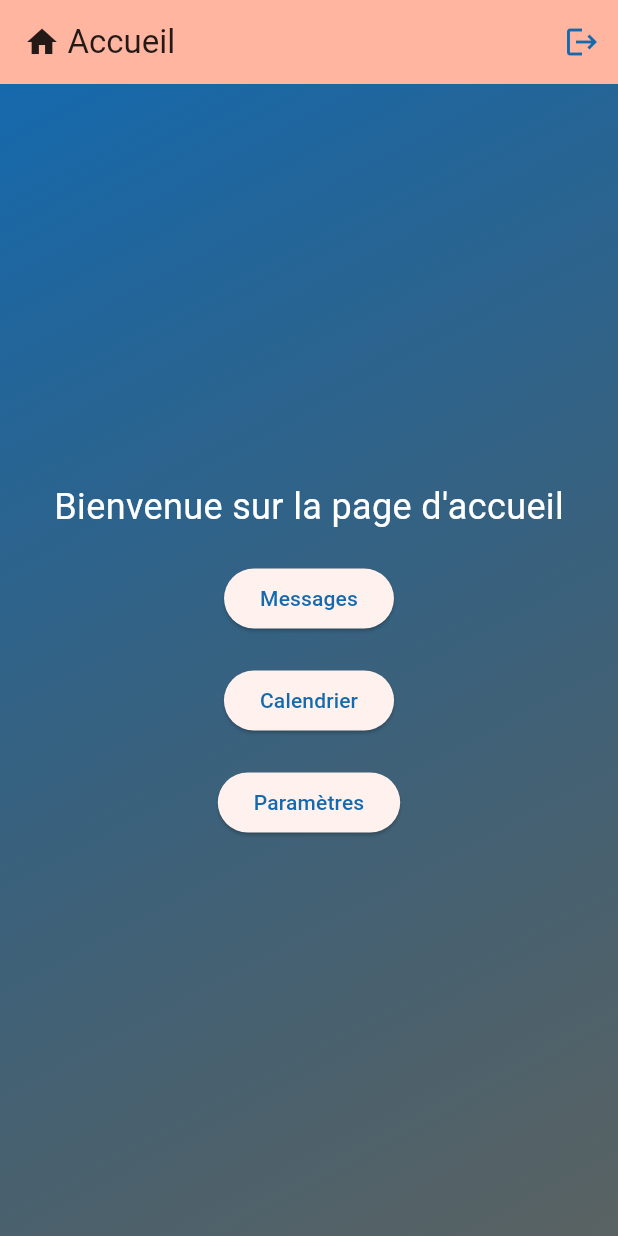
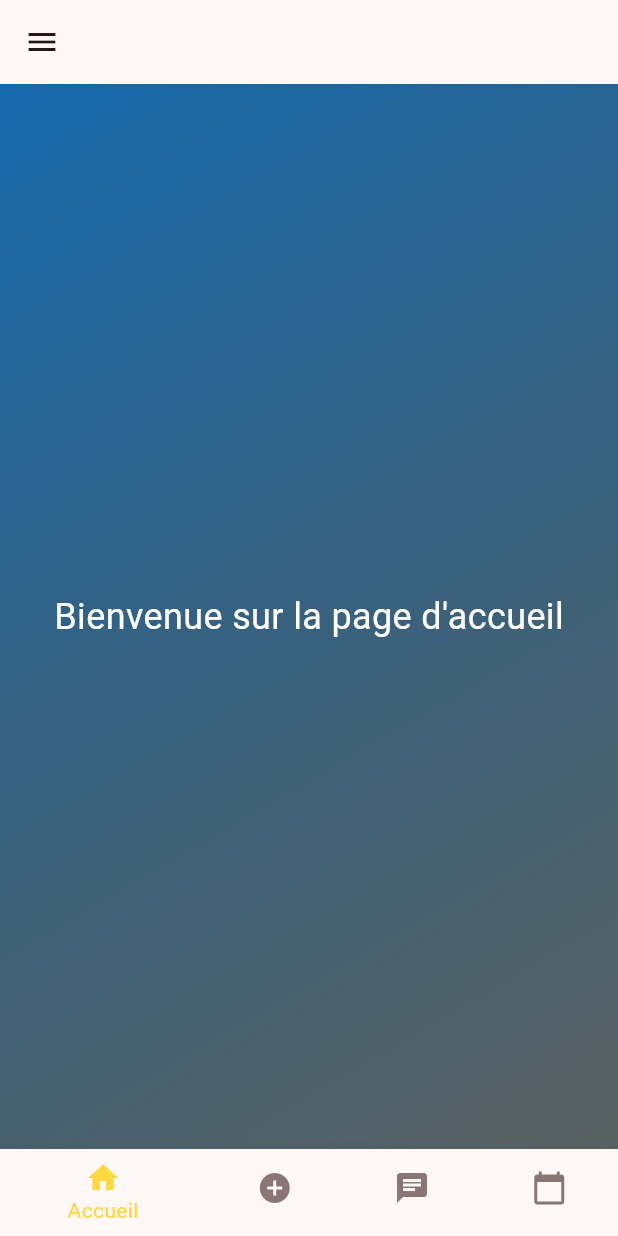
Before and after one commit to Sebastien48/application, a Flutter app: the screen it shows after launch, after a tap on "Connexion", on a phone screen of 412 x 824 dp. Run offline on Flutter 3.47's test engine with Material 3 defaults, Android fonts, the phone set to English and light mode, and no system bars.

Commit message:
j'ai finis les ways hein

```diff
--- a/lib/main.dart
+++ b/lib/main.dart
@@ -1,4 +1,5 @@
 import 'package:flutter/material.dart';
+import 'package:flutter/animation.dart';
 
 void main() {
   runApp(const MyApp());
@@ -42,7 +43,7 @@ class SplashScreen extends StatefulWidget {
   const SplashScreen({super.key});
 
   @override
-  State<SplashScreen> createState() => _SplashScreenState();
+  _SplashScreenState createState() => _SplashScreenState();
 }
 
 class _SplashScreenState extends State<SplashScreen>
@@ -53,19 +54,28 @@ class _SplashScreenState extends State<SplashScreen>
   @override
   void initState() {
     super.initState();
+
+    // Animation de fondu (fade in)
     _controller = AnimationController(
-      duration: const Duration(seconds: 2, milliseconds: 500),
       vsync: this,
+      duration: const Duration(seconds: 2),
     );
-    _fadeAnimation = Tween<double>(begin: 0, end: 1).animate(_controller)
-      ..addListener(() {
-        setState(() {});
-      });
+
+    _fadeAnimation = Tween<double>(begin: 0.0, end: 1.0).animate(
+      CurvedAnimation(parent: _controller, curve: Curves.easeIn),
+    );
+
+    // Démarrer l'animation
     _controller.forward();
 
-    Future.delayed(const Duration(seconds: 2, milliseconds: 500), () {
+    // Naviguer vers "/login" une fois l'animation terminée
+    _controller.addStatusListener((status) {
+      if (status == AnimationStatus.completed) {
+        Future.delayed(const Duration(milliseconds: 500), () {
           if (mounted) {
             Navigator.pushReplacementNamed(context, '/login');
+          }
+        });
       }
     });
   }
@@ -90,15 +100,15 @@ class _SplashScreenState extends State<SplashScreen>
             end: Alignment.bottomRight,
           ),
         ),
+        child: Center(
           child: FadeTransition(
             opacity: _fadeAnimation,
-          child: const Center(
             child: Column(
               mainAxisAlignment: MainAxisAlignment.center,
               children: [
-                FlutterLogo(size: 100),
-                SizedBox(height: 20),
-                Text(
+                Image.asset('assets/images/planevent.png', height: 100),
+                const SizedBox(height: 20),
+                const Text(
                   "Bienvenue dans PlanEvent",
                   style: TextStyle(
                     fontSize: 20,
@@ -402,25 +412,93 @@ class HomePage extends StatelessWidget {
   Widget build(BuildContext context) {
     return Scaffold(
       appBar: AppBar(
-        title: Row(
-          children: [
-            const Icon(Icons.home),
-            const SizedBox(width: 5),
-            const Text('Accueil'),
+        leading: Builder(
+          builder: (context) {
+            return IconButton(
+              icon: const Icon(Icons.menu),
+              onPressed: () {
+                Scaffold.of(context).openDrawer();
+              },
+            );
+          },
+        ),
+      ),
+      drawer: _buildDrawer(context),
+      body: _buildBody(context),
+      bottomNavigationBar: _buildBottomNavigationBar(context),
+    );
+  }
+
+  Widget _buildDrawer(BuildContext context) {
+    return Drawer(
+      child: ListView(
+        padding: EdgeInsets.zero,
+        children: <Widget>[
+          DrawerHeader(
+            decoration: BoxDecoration(
+              gradient: LinearGradient(
+                colors: [
+                  Theme.of(context).colorScheme.primary,
+                  Theme.of(context).colorScheme.secondary,
                 ],
               ),
-        backgroundColor: Theme.of(context).colorScheme.inversePrimary,
-        actions: [
-          IconButton(
-            onPressed: () {
-              Navigator.pushReplacementNamed(context, '/login');
-            },
-            icon: const Icon(Icons.logout),
-            color: Theme.of(context).colorScheme.primary,
+            ),
+            child: Column(
+              children: [
+                const Text(
+                  'PlanEvent',
+                  style: TextStyle(
+                    color: Colors.white,
+                    fontSize: 24,
+                  ),
+                ),
+                const SizedBox(height: 20),
+                const CircleAvatar(
+                  radius: 40,
+                  backgroundImage: AssetImage('assets/images/avatar.png'),
                 ),
               ],
             ),
-      body: Container(
+          ),
+          _buildDrawerItem(
+            icon: Icons.person,
+            text: 'PROFIL',
+            onTap: () => Navigator.pushNamed(context, '/profile'),
+          ),
+          _buildDrawerItem(
+            icon: Icons.notifications,
+            text: 'Notification',
+            onTap: () => Navigator.pushNamed(context, '/notification'),
+          ),
+          _buildDrawerItem(
+            icon: Icons.settings,
+            text: 'Paramètres',
+            onTap: () => Navigator.pushNamed(context, '/settings'),
+          ),
+          const Divider(),
+          _buildDrawerItem(
+            icon: Icons.exit_to_app,
+            text: 'Déconnexion',
+            onTap: () => Navigator.pushReplacementNamed(context, '/login'),
+          ),
+        ],
+      ),
+    );
+  }
+
+  Widget _buildDrawerItem(
+      {required IconData icon,
+      required String text,
+      required VoidCallback onTap}) {
+    return ListTile(
+      leading: Icon(icon),
+      title: Text(text),
+      onTap: onTap,
+    );
+  }
+
+  Widget _buildBody(BuildContext context) {
+    return Container(
       decoration: BoxDecoration(
         gradient: LinearGradient(
           colors: [
@@ -432,38 +510,54 @@ class HomePage extends StatelessWidget {
         ),
       ),
       child: Center(
-          child: Column(
-            mainAxisAlignment: MainAxisAlignment.center,
-            children: [
-              const Text(
+        child: const Text(
           'Bienvenue sur la page d\'accueil',
           style: TextStyle(fontSize: 24, color: Colors.white),
         ),
-              const SizedBox(height: 20),
-              ElevatedButton(
-                onPressed: () {
+      ),
+    );
+  }
+
+  Widget _buildBottomNavigationBar(BuildContext context) {
+    return BottomNavigationBar(
+      backgroundColor: Theme.of(context).colorScheme.primary,
+      selectedItemColor: Colors.amberAccent,
+      unselectedItemColor: Color.fromARGB(255, 137, 117, 117),
+      currentIndex: 0, // Indice de la page actuelle
+      onTap: (index) {
+        switch (index) {
+          case 0:
+            Navigator.pushNamed(context, '/home');
+            break;
+          case 1:
+            Navigator.pushNamed(context, '/add');
+            break;
+          case 2:
             Navigator.pushNamed(context, '/message');
+            break;
+          case 3:
+            Navigator.pushNamed(context, '/calendar');
+            break;
+        }
       },
-                child: const Text('Messages'),
+      items: const [
+        BottomNavigationBarItem(
+          icon: Icon(Icons.home),
+          label: 'Accueil',
         ),
-              const SizedBox(height: 20),
-              ElevatedButton(
-                onPressed: () {
-                  Navigator.pushNamed(context, '/calendar');
-                },
-                child: const Text('Calendrier'),
+        BottomNavigationBarItem(
+          icon: Icon(Icons.add_circle),
+          label: 'Ajouter',
         ),
-              const SizedBox(height: 20),
-              ElevatedButton(
-                onPressed: () {
-                  Navigator.pushNamed(context, '/settings');
-                },
-                child: const Text('Paramètres'),
+        BottomNavigationBarItem(
+          icon: Icon(Icons.chat),
+          label: 'Messages',
+        ),
+        BottomNavigationBarItem(
+          icon: Icon(Icons.calendar_today),
+          label: 'Calendrier',
         ),
       ],
-          ),
-        ),
-      ),
     );
   }
 }
```
Lines whose indentation alone changed are shown as unchanged.
